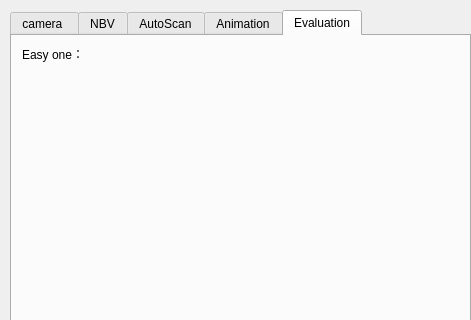
Qt form Point Cloud/UI/camera_para.ui (sunwaylive/quality-driven-poisson-guided-autoscanning) before a commit; both pictures show x 0 to 471 and y 0 to 320 of the 471 by 908 pixel window.
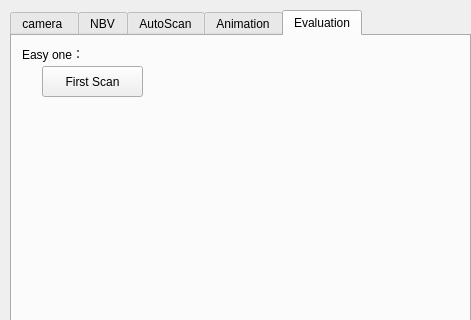
The same form after that commit.

Commit message: * implement the first scan of VisibilityBasedNBV

Patch:
```diff
--- a/Point Cloud/UI/camera_para.ui
+++ b/Point Cloud/UI/camera_para.ui
@@ -1594,6 +1594,19 @@
       <string>Easy one：</string>
      </property>
     </widget>
+    <widget class="QPushButton" name="pushButton_visibility_first_scan">
+     <property name="geometry">
+      <rect>
+       <x>30</x>
+       <y>30</y>
+       <width>101</width>
+       <height>31</height>
+      </rect>
+     </property>
+     <property name="text">
+      <string>First Scan</string>
+     </property>
+    </widget>
    </widget>
   </widget>
  </widget>
```
The commit also changes 9 other files.
